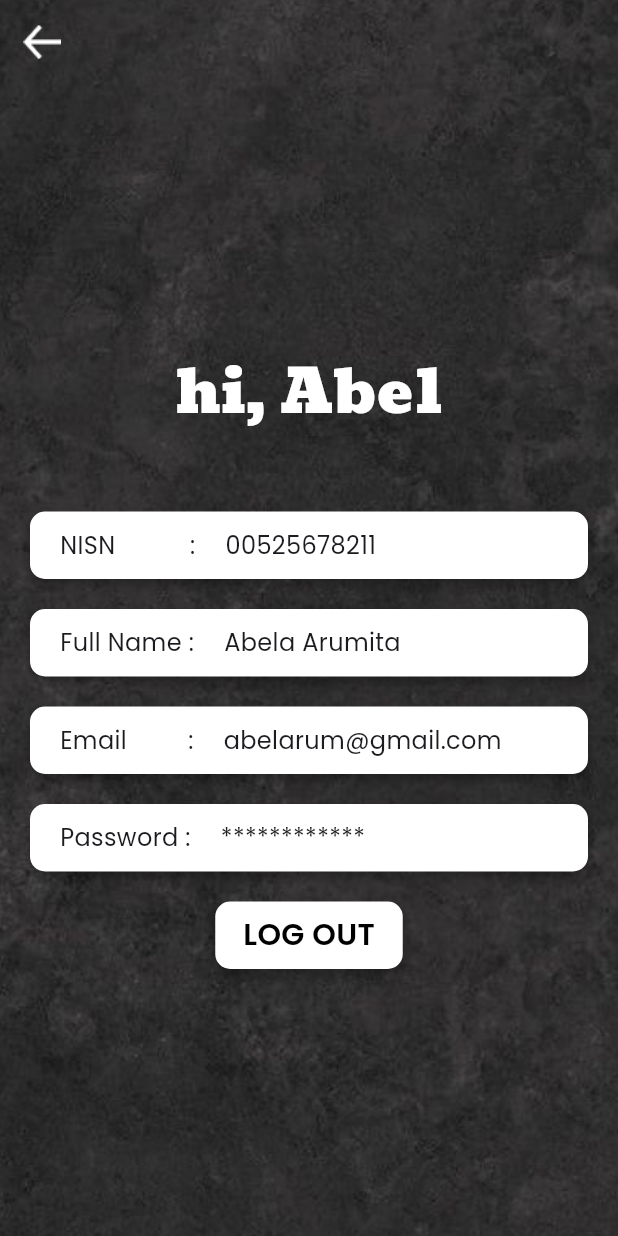
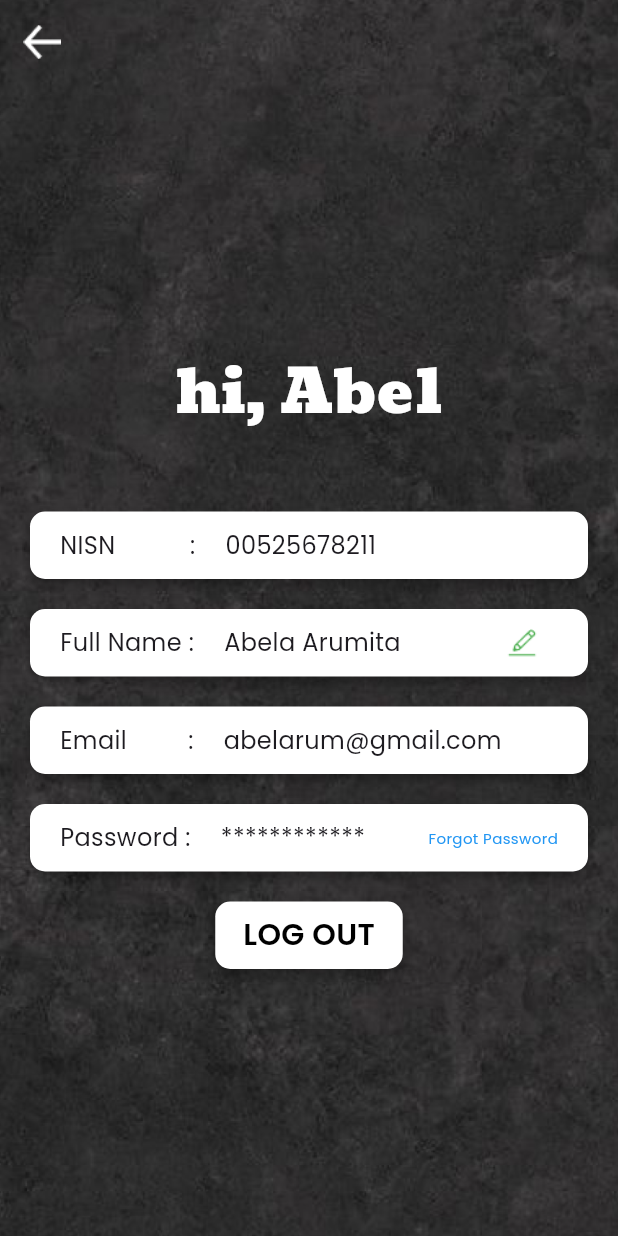
Before and after one commit to nabilareyna/libraloom, a Flutter app: the ProfilePage screen opened by its route, on a phone screen of 412 x 824 dp. Run offline on Flutter 3.47's test engine with Material 3 defaults, Android fonts, the phone set to English and light mode, and no system bars; our stand-ins replace carousel_slider, flutter_rating_bar, get, readmore.

Commit message:
revisi done

```diff
--- a/lib/component/widget/WBookList.dart
+++ b/lib/component/widget/WBookList.dart
@@ -60,6 +60,7 @@ class BookList extends StatelessWidget {
                 height: 10,
               ),
               RatingBar.builder(
+                ignoreGestures: true,
                 direction: Axis.horizontal,
                 itemSize: 24,
                 initialRating: 4,
--- a/lib/module/bookDetailPage/component/WReviewBox.dart
+++ b/lib/module/bookDetailPage/component/WReviewBox.dart
@@ -29,6 +29,7 @@ class ReviewBoxWidget extends StatelessWidget {
           style: TextStyle(fontFamily: "Poppins", fontSize: 15, fontWeight: FontWeight.w400),
         ),
         RatingBar.builder(
+          ignoreGestures: true,
           direction: Axis.horizontal,
           itemSize: 24,
           initialRating: 4,
--- a/lib/module/profilePage/controller/c_profile_page.dart
+++ b/lib/module/profilePage/controller/c_profile_page.dart
@@ -1,3 +1,8 @@
+import 'package:flutter/material.dart';
 import 'package:get/get.dart';
 
-class CProfilePage extends GetxController {}
+class CProfilePage extends GetxController {
+  var isEdit = false.obs;
+
+  TextEditingController nameController = TextEditingController();
+}
--- a/lib/module/profilePage/ui/profile_page.dart
+++ b/lib/module/profilePage/ui/profile_page.dart
@@ -1,8 +1,8 @@
 import 'package:flutter/material.dart';
 import 'package:get/get.dart';
+import 'package:libraloom/component/widget/WTextFieldSign.dart';
 import 'package:libraloom/module/profilePage/controller/c_profile_page.dart';
 import 'package:libraloom/routes/routes.dart';
-import 'package:libraloom/utils/appThemes.dart';
 import 'package:libraloom/utils/const.dart';
 
 class ProfilePage extends GetView<CProfilePage> {
@@ -30,11 +30,15 @@ class ProfilePage extends GetView<CProfilePage> {
               ),
               backgroundColor: Colors.transparent,
             ),
-          body: Container(
+            body: Column(
+              children: [
+                Expanded(
+                    child: Container(
                   padding: EdgeInsets.symmetric(horizontal: Const.parentMargin()),
                   height: double.infinity,
                   width: double.infinity,
-            child: Column(
+                  child: Obx(
+                    () => Column(
                       mainAxisAlignment: MainAxisAlignment.center,
                       children: [
                         Text(
@@ -61,7 +65,10 @@ class ProfilePage extends GetView<CProfilePage> {
                             child: Row(
                               mainAxisAlignment: MainAxisAlignment.start,
                               children: [
-                        Text(textAlign: TextAlign.left, "NISN           :", style: TextStyle(fontFamily: "Poppins", fontSize: 16, fontWeight: FontWeight.w400)),
+                                Text(
+                                    textAlign: TextAlign.left,
+                                    "NISN           :",
+                                    style: TextStyle(fontFamily: "Poppins", fontSize: 16, fontWeight: FontWeight.w400)),
                                 SizedBox(
                                   width: 20,
                                 ),
@@ -71,6 +78,83 @@ class ProfilePage extends GetView<CProfilePage> {
                                   style: TextStyle(fontFamily: "Poppins", fontSize: 16, fontWeight: FontWeight.w400),
                                 )
                               ],
+                            )),
+                        Container(
+                            margin: EdgeInsets.only(bottom: Const.parentMargin()),
+                            padding: EdgeInsets.only(left: Const.parentMargin(), right: Const.parentMargin()),
+                            width: double.infinity,
+                            height: 45,
+                            decoration: BoxDecoration(borderRadius: BorderRadius.all(Radius.circular(10)), color: Colors.white, boxShadow: [
+                              BoxShadow(
+                                color: Colors.black.withOpacity(0.3),
+                                spreadRadius: 0,
+                                blurRadius: 6,
+                                offset: Offset(0, 4),
+                              )
+                            ]),
+                            child: Row(
+                              mainAxisAlignment: MainAxisAlignment.spaceBetween,
+                              children: [
+                                Container(
+                                  child: Row(
+                                    children: [
+                                      Text(
+                                          textAlign: TextAlign.left,
+                                          "Full Name :",
+                                          style: TextStyle(fontFamily: "Poppins", fontSize: 16, fontWeight: FontWeight.w400)),
+                                      SizedBox(
+                                        width: 20,
+                                      ),
+                                      Text(
+                                        textAlign: TextAlign.center,
+                                        "Abela Arumita",
+                                        style: TextStyle(fontFamily: "Poppins", fontSize: 16, fontWeight: FontWeight.w400),
+                                      ),
+                                    ],
+                                  ),
+                                ),
+                                IconButton(
+                                    onPressed: () {
+                                      controller.isEdit.value = !controller.isEdit.value;
+                                    },
+                                    icon: ImageIcon(
+                                      AssetImage("assets/icon/edit.png"),
+                                      color: Colors.green,
+                                    ))
+                              ],
+                            )),
+                        if (controller.isEdit.value == true)
+                          Container(
+                              margin: EdgeInsets.only(bottom: Const.parentMargin()),
+                              padding: EdgeInsets.only(right: Const.parentMargin()),
+                              width: double.infinity,
+                              height: 45,
+                              decoration: BoxDecoration(borderRadius: BorderRadius.all(Radius.circular(10)), color: Colors.white, boxShadow: [
+                                BoxShadow(
+                                  color: Colors.black.withOpacity(0.3),
+                                  spreadRadius: 0,
+                                  blurRadius: 6,
+                                  offset: Offset(0, 4),
+                                )
+                              ]),
+                              child: Material(
+                                color: Colors.transparent,
+                                child: TextField(
+                                    obscureText: false,
+                                    decoration: InputDecoration(
+                                        hintText: "Input Name",
+                                        hintStyle: TextStyle(color: Colors.black, fontFamily: "Poppins", fontSize: 15, fontWeight: FontWeight.w400),
+                                        filled: true,
+                                        fillColor: Colors.white,
+                                        contentPadding: EdgeInsets.fromLTRB(20.0, 10.0, 20.0, 10.0),
+                                        suffixIcon: IconButton(
+                                            onPressed: () {
+                                              controller.isEdit.value = !controller.isEdit.value;
+                                            },
+                                            icon: Icon(
+                                              Icons.check,
+                                              color: Colors.lightGreen,
+                                            )))),
                               )),
                         Container(
                             margin: EdgeInsets.only(bottom: Const.parentMargin()),
@@ -88,34 +172,10 @@ class ProfilePage extends GetView<CProfilePage> {
                             child: Row(
                               mainAxisAlignment: MainAxisAlignment.start,
                               children: [
-                        Text(textAlign: TextAlign.left, "Full Name :", style: TextStyle(fontFamily: "Poppins", fontSize: 16, fontWeight: FontWeight.w400)),
-                        SizedBox(
-                          width: 20,
-                        ),
                                 Text(
-                          textAlign: TextAlign.center,
-                          "Abela Arumita",
-                          style: TextStyle(fontFamily: "Poppins", fontSize: 16, fontWeight: FontWeight.w400),
-                        )
-                      ],
-                    )),
-                Container(
-                    margin: EdgeInsets.only(bottom: Const.parentMargin()),
-                    padding: EdgeInsets.only(left: Const.parentMargin()),
-                    width: double.infinity,
-                    height: 45,
-                    decoration: BoxDecoration(borderRadius: BorderRadius.all(Radius.circular(10)), color: Colors.white, boxShadow: [
-                      BoxShadow(
-                        color: Colors.black.withOpacity(0.3),
-                        spreadRadius: 0,
-                        blurRadius: 6,
-                        offset: Offset(0, 4),
-                      )
-                    ]),
-                    child: Row(
-                      mainAxisAlignment: MainAxisAlignment.start,
-                      children: [
-                        Text(textAlign: TextAlign.left, "Email         :", style: TextStyle(fontFamily: "Poppins", fontSize: 16, fontWeight: FontWeight.w400)),
+                                    textAlign: TextAlign.left,
+                                    "Email         :",
+                                    style: TextStyle(fontFamily: "Poppins", fontSize: 16, fontWeight: FontWeight.w400)),
                                 SizedBox(
                                   width: 20,
                                 ),
@@ -128,7 +188,7 @@ class ProfilePage extends GetView<CProfilePage> {
                             )),
                         Container(
                             margin: EdgeInsets.only(bottom: Const.parentMargin()),
-                    padding: EdgeInsets.only(left: Const.parentMargin()),
+                            padding: EdgeInsets.only(left: Const.parentMargin(), right: Const.parentMargin()),
                             width: double.infinity,
                             height: 45,
                             decoration: BoxDecoration(borderRadius: BorderRadius.all(Radius.circular(10)), color: Colors.white, boxShadow: [
@@ -140,9 +200,15 @@ class ProfilePage extends GetView<CProfilePage> {
                               )
                             ]),
                             child: Row(
-                      mainAxisAlignment: MainAxisAlignment.start,
+                              mainAxisAlignment: MainAxisAlignment.spaceBetween,
                               children: [
-                        Text(textAlign: TextAlign.left, "Password :", style: TextStyle(fontFamily: "Poppins", fontSize: 16, fontWeight: FontWeight.w400)),
+                                Container(
+                                  child: Row(
+                                    children: [
+                                      Text(
+                                          textAlign: TextAlign.left,
+                                          "Password :",
+                                          style: TextStyle(fontFamily: "Poppins", fontSize: 16, fontWeight: FontWeight.w400)),
                                       SizedBox(
                                         width: 20,
                                       ),
@@ -150,6 +216,14 @@ class ProfilePage extends GetView<CProfilePage> {
                                         textAlign: TextAlign.center,
                                         "************",
                                         style: TextStyle(fontFamily: "Poppins", fontSize: 16, fontWeight: FontWeight.w400),
+                                      ),
+                                    ],
+                                  ),
+                                ),
+                                Text(
+                                  textAlign: TextAlign.center,
+                                  "Forgot Password",
+                                  style: TextStyle(fontFamily: "Poppins", fontSize: 10, fontWeight: FontWeight.w400, color: Colors.blue),
                                 )
                               ],
                             )),
@@ -179,7 +253,9 @@ class ProfilePage extends GetView<CProfilePage> {
                       ],
                     ),
                   ),
-        )
+                ))
+              ],
+            ))
       ],
     );
   }
--- a/lib/module/sign_in/ui/sign_in.dart
+++ b/lib/module/sign_in/ui/sign_in.dart
@@ -2,7 +2,6 @@ import 'package:flutter/material.dart';
 import 'package:get/get.dart';
 import 'package:libraloom/component/widget/WButton.dart';
 import 'package:libraloom/component/widget/WTextFieldSign.dart';
-import 'package:libraloom/component/widget/WToast.dart';
 import 'package:libraloom/module/sign_in/controller/c_sign_in.dart';
 import 'package:libraloom/routes/routes.dart';
 import 'package:libraloom/utils/appThemes.dart';
--- a/pubspec.yaml
+++ b/pubspec.yaml
@@ -85,6 +85,7 @@ flutter:
       - assets/icon/send.png
       - assets/icon/check.png
       - assets/icon/date.png
+      - assets/icon/edit.png
   #   - images/a_dot_ham.jpeg
 
   # An image asset can refer to one or more resolution-specific "variants", see
```
Also changed, not shown: assets/icon/edit.png (added). Lines whose indentation alone changed are shown as unchanged.
